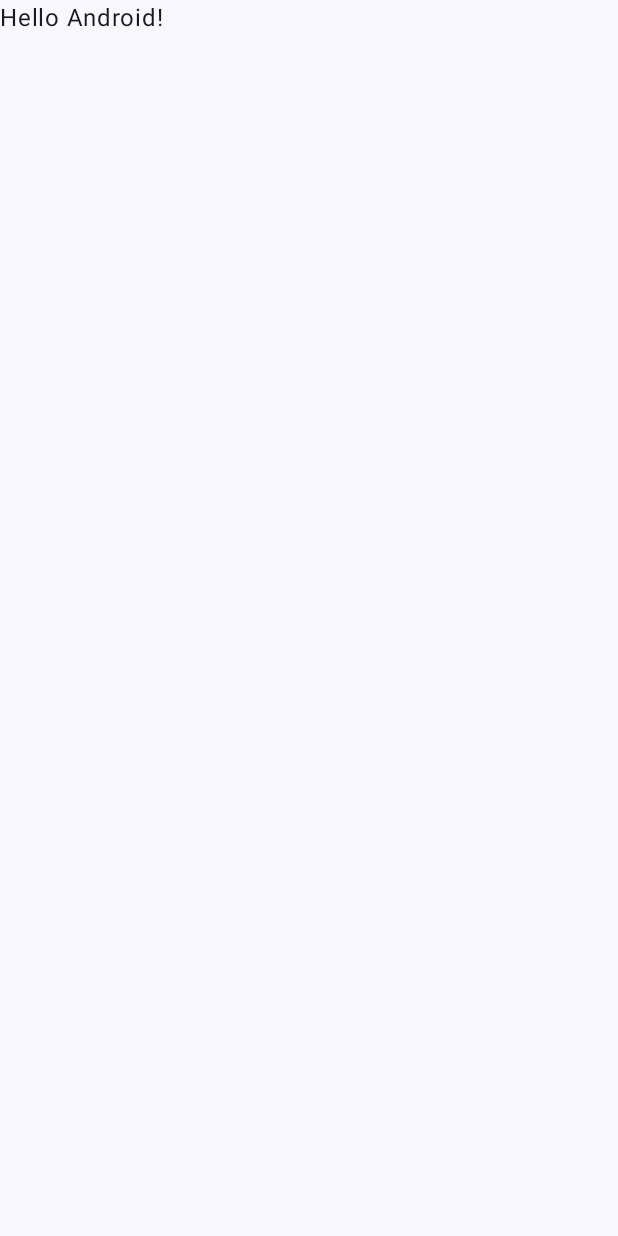
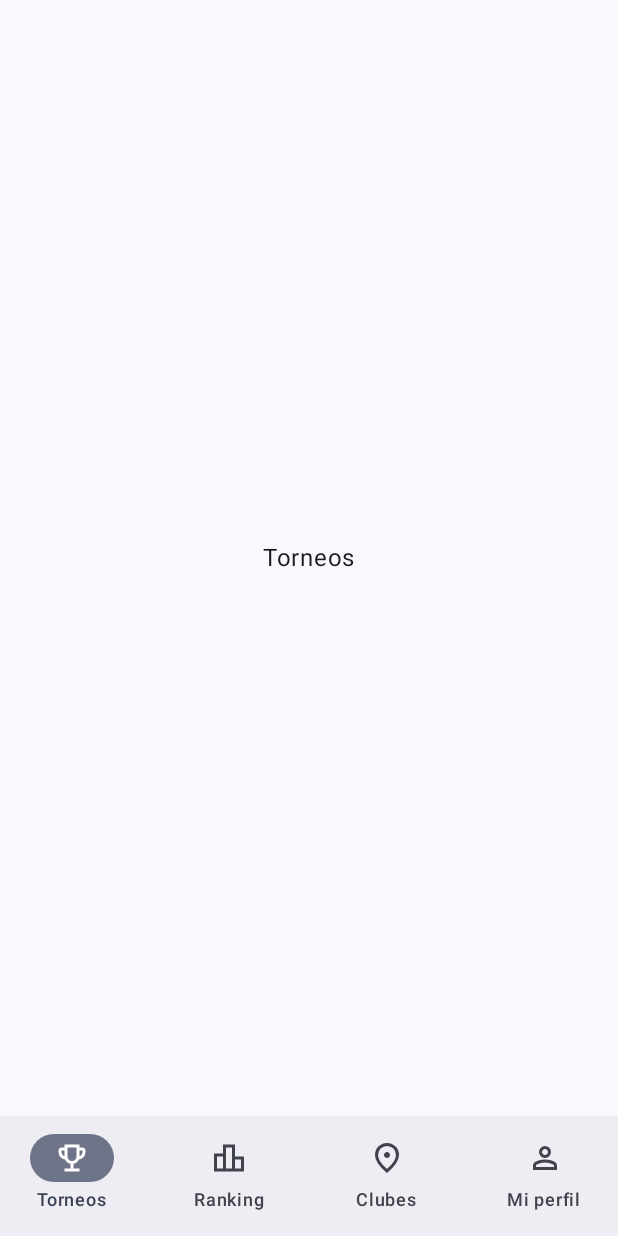
Before and after one commit to JoseRivero17/tmt-app, an Android app built with Jetpack Compose: the screen it shows after launch (MainActivity), on a phone screen of 412 x 824 dp. Before the commit the screen is almost empty. Run offline under Robolectric (Android 15) with nearby library versions, the phone set to English and light mode, and no system bars.

Commit message:
feat: navegación principal con barra inferior y pantallas base

```diff
--- a/app/src/main/java/com/uade/tmt/MainActivity.kt
+++ b/app/src/main/java/com/uade/tmt/MainActivity.kt
@@ -4,13 +4,7 @@ import android.os.Bundle
 import androidx.activity.ComponentActivity
 import androidx.activity.compose.setContent
 import androidx.activity.enableEdgeToEdge
-import androidx.compose.foundation.layout.fillMaxSize
-import androidx.compose.foundation.layout.padding
-import androidx.compose.material3.Scaffold
-import androidx.compose.material3.Text
-import androidx.compose.runtime.Composable
-import androidx.compose.ui.Modifier
-import androidx.compose.ui.tooling.preview.Preview
+import com.uade.tmt.presentation.TmtApp
 import com.uade.tmt.presentation.theme.TMTTheme
 
 class MainActivity : ComponentActivity() {
@@ -19,29 +13,8 @@ class MainActivity : ComponentActivity() {
         enableEdgeToEdge()
         setContent {
             TMTTheme {
-                Scaffold(modifier = Modifier.fillMaxSize()) { innerPadding ->
-                    Greeting(
-                        name = "Android",
-                        modifier = Modifier.padding(innerPadding)
-                    )
-                }
+                TmtApp()
             }
         }
     }
 }
-
-@Composable
-fun Greeting(name: String, modifier: Modifier = Modifier) {
-    Text(
-        text = "Hello $name!",
-        modifier = modifier
-    )
-}
-
-@Preview(showBackground = true)
-@Composable
-fun GreetingPreview() {
-    TMTTheme {
-        Greeting("Android")
-    }
-}
--- /dev/null
+++ b/app/src/main/java/com/uade/tmt/presentation/TmtApp.kt
@@ -0,0 +1,74 @@
+package com.uade.tmt.presentation
+
+import androidx.compose.foundation.layout.fillMaxSize
+import androidx.compose.foundation.layout.padding
+import androidx.compose.material3.Icon
+import androidx.compose.material3.NavigationBar
+import androidx.compose.material3.NavigationBarItem
+import androidx.compose.material3.Scaffold
+import androidx.compose.material3.Text
+import androidx.compose.runtime.Composable
+import androidx.compose.runtime.getValue
+import androidx.compose.ui.Modifier
+import androidx.compose.ui.res.painterResource
+import androidx.compose.ui.res.stringResource
+import androidx.navigation.NavDestination.Companion.hasRoute
+import androidx.navigation.NavDestination.Companion.hierarchy
+import androidx.navigation.NavGraph.Companion.findStartDestination
+import androidx.navigation.NavHostController
+import androidx.navigation.compose.currentBackStackEntryAsState
+import androidx.navigation.compose.rememberNavController
+import com.uade.tmt.presentation.navigation.TmtNavHost
+import com.uade.tmt.presentation.navigation.TopLevelDestination
+
+/** Composable raíz: barra de navegación inferior (RNF08) + grafo de navegación. */
+@Composable
+fun TmtApp(
+    modifier: Modifier = Modifier,
+    navController: NavHostController = rememberNavController(),
+) {
+    val backStackEntry by navController.currentBackStackEntryAsState()
+    val currentDestination = backStackEntry?.destination
+
+    Scaffold(
+        modifier = modifier.fillMaxSize(),
+        bottomBar = {
+            NavigationBar {
+                TopLevelDestination.entries.forEach { destination ->
+                    val selected = currentDestination?.hierarchy?.any {
+                        it.hasRoute(destination.route::class)
+                    } == true
+
+                    NavigationBarItem(
+                        selected = selected,
+                        onClick = {
+                            navController.navigate(destination.route) {
+                                // Deja solo el inicio en la pila y guarda el estado de la pestaña que se abandona.
+                                popUpTo(navController.graph.findStartDestination().id) {
+                                    saveState = true
+                                }
+                                // Evita apilar otra copia si se vuelve a tocar la pestaña actual.
+                                launchSingleTop = true
+                                // Recupera el estado guardado de la pestaña destino.
+                                restoreState = true
+                            }
+                        },
+                        // El label ya lo anuncia TalkBack; el ícono es decorativo (RNF09).
+                        icon = {
+                            Icon(
+                                painter = painterResource(destination.iconRes),
+                                contentDescription = null,
+                            )
+                        },
+                        label = { Text(stringResource(destination.labelRes)) },
+                    )
+                }
+            }
+        },
+    ) { innerPadding ->
+        TmtNavHost(
+            navController = navController,
+            modifier = Modifier.padding(innerPadding),
+        )
+    }
+}
--- /dev/null
+++ b/app/src/main/java/com/uade/tmt/presentation/clubes/ClubesScreen.kt
@@ -0,0 +1,20 @@
+package com.uade.tmt.presentation.clubes
+
+import androidx.compose.foundation.layout.Box
+import androidx.compose.foundation.layout.fillMaxSize
+import androidx.compose.material3.Text
+import androidx.compose.runtime.Composable
+import androidx.compose.ui.Alignment
+import androidx.compose.ui.Modifier
+import androidx.compose.ui.res.stringResource
+import com.uade.tmt.R
+
+@Composable
+fun ClubesScreen(modifier: Modifier = Modifier) {
+    Box(
+        modifier = modifier.fillMaxSize(),
+        contentAlignment = Alignment.Center,
+    ) {
+        Text(text = stringResource(R.string.seccion_clubes))
+    }
+}
--- /dev/null
+++ b/app/src/main/java/com/uade/tmt/presentation/navigation/TmtNavHost.kt
@@ -0,0 +1,28 @@
+package com.uade.tmt.presentation.navigation
+
+import androidx.compose.runtime.Composable
+import androidx.compose.ui.Modifier
+import androidx.navigation.NavHostController
+import androidx.navigation.compose.NavHost
+import androidx.navigation.compose.composable
+import com.uade.tmt.presentation.clubes.ClubesScreen
+import com.uade.tmt.presentation.perfil.PerfilScreen
+import com.uade.tmt.presentation.ranking.RankingScreen
+import com.uade.tmt.presentation.torneos.TorneosScreen
+
+@Composable
+fun TmtNavHost(
+    navController: NavHostController,
+    modifier: Modifier = Modifier,
+) {
+    NavHost(
+        navController = navController,
+        startDestination = Torneos,
+        modifier = modifier,
+    ) {
+        composable<Torneos> { TorneosScreen() }
+        composable<Ranking> { RankingScreen() }
+        composable<Clubes> { ClubesScreen() }
+        composable<Perfil> { PerfilScreen() }
+    }
+}
--- /dev/null
+++ b/app/src/main/java/com/uade/tmt/presentation/navigation/TmtRoutes.kt
@@ -0,0 +1,16 @@
+package com.uade.tmt.presentation.navigation
+
+import kotlinx.serialization.Serializable
+
+/** Rutas type-safe de las secciones principales (barra inferior). */
+@Serializable
+data object Torneos
+
+@Serializable
+data object Ranking
+
+@Serializable
+data object Clubes
+
+@Serializable
+data object Perfil
--- /dev/null
+++ b/app/src/main/java/com/uade/tmt/presentation/navigation/TopLevelDestination.kt
@@ -0,0 +1,17 @@
+package com.uade.tmt.presentation.navigation
+
+import androidx.annotation.DrawableRes
+import androidx.annotation.StringRes
+import com.uade.tmt.R
+
+/** Secciones de primer nivel que se muestran en la barra de navegación inferior. */
+enum class TopLevelDestination(
+    val route: Any,
+    @param:StringRes val labelRes: Int,
+    @param:DrawableRes val iconRes: Int,
+) {
+    TORNEOS(Torneos, R.string.seccion_torneos, R.drawable.ic_torneos),
+    RANKING(Ranking, R.string.seccion_ranking, R.drawable.ic_ranking),
+    CLUBES(Clubes, R.string.seccion_clubes, R.drawable.ic_clubes),
+    PERFIL(Perfil, R.string.seccion_perfil, R.drawable.ic_perfil),
+}
--- /dev/null
+++ b/app/src/main/java/com/uade/tmt/presentation/perfil/PerfilScreen.kt
@@ -0,0 +1,20 @@
+package com.uade.tmt.presentation.perfil
+
+import androidx.compose.foundation.layout.Box
+import androidx.compose.foundation.layout.fillMaxSize
+import androidx.compose.material3.Text
+import androidx.compose.runtime.Composable
+import androidx.compose.ui.Alignment
+import androidx.compose.ui.Modifier
+import androidx.compose.ui.res.stringResource
+import com.uade.tmt.R
+
+@Composable
+fun PerfilScreen(modifier: Modifier = Modifier) {
+    Box(
+        modifier = modifier.fillMaxSize(),
+        contentAlignment = Alignment.Center,
+    ) {
+        Text(text = stringResource(R.string.seccion_perfil))
+    }
+}
--- /dev/null
+++ b/app/src/main/java/com/uade/tmt/presentation/ranking/RankingScreen.kt
@@ -0,0 +1,20 @@
+package com.uade.tmt.presentation.ranking
+
+import androidx.compose.foundation.layout.Box
+import androidx.compose.foundation.layout.fillMaxSize
+import androidx.compose.material3.Text
+import androidx.compose.runtime.Composable
+import androidx.compose.ui.Alignment
+import androidx.compose.ui.Modifier
+import androidx.compose.ui.res.stringResource
+import com.uade.tmt.R
+
+@Composable
+fun RankingScreen(modifier: Modifier = Modifier) {
+    Box(
+        modifier = modifier.fillMaxSize(),
+        contentAlignment = Alignment.Center,
+    ) {
+        Text(text = stringResource(R.string.seccion_ranking))
+    }
+}
--- /dev/null
+++ b/app/src/main/java/com/uade/tmt/presentation/torneos/TorneosScreen.kt
@@ -0,0 +1,20 @@
+package com.uade.tmt.presentation.torneos
+
+import androidx.compose.foundation.layout.Box
+import androidx.compose.foundation.layout.fillMaxSize
+import androidx.compose.material3.Text
+import androidx.compose.runtime.Composable
+import androidx.compose.ui.Alignment
+import androidx.compose.ui.Modifier
+import androidx.compose.ui.res.stringResource
+import com.uade.tmt.R
+
+@Composable
+fun TorneosScreen(modifier: Modifier = Modifier) {
+    Box(
+        modifier = modifier.fillMaxSize(),
+        contentAlignment = Alignment.Center,
+    ) {
+        Text(text = stringResource(R.string.seccion_torneos))
+    }
+}
--- /dev/null
+++ b/app/src/main/res/drawable/ic_clubes.xml
@@ -0,0 +1,11 @@
+<?xml version="1.0" encoding="utf-8"?>
+<!-- Material Symbols Outlined: location_on -->
+<vector xmlns:android="http://schemas.android.com/apk/res/android"
+    android:width="24dp"
+    android:height="24dp"
+    android:viewportWidth="960"
+    android:viewportHeight="960">
+    <path
+        android:fillColor="#FF000000"
+        android:pathData="M480,480Q513,480 536.5,456.5Q560,433 560,400Q560,367 536.5,343.5Q513,320 480,320Q447,320 423.5,343.5Q400,367 400,400Q400,433 423.5,456.5Q447,480 480,480ZM480,774Q602,662 661,570.5Q720,479 720,408Q720,299 650.5,229.5Q581,160 480,160Q379,160 309.5,229.5Q240,299 240,408Q240,479 299,570.5Q358,662 480,774ZM480,880Q319,743 239.5,625.5Q160,508 160,408Q160,258 256.5,169Q353,80 480,80Q607,80 703.5,169Q800,258 800,408Q800,508 720.5,625.5Q641,743 480,880Z" />
+</vector>
--- /dev/null
+++ b/app/src/main/res/drawable/ic_perfil.xml
@@ -0,0 +1,11 @@
+<?xml version="1.0" encoding="utf-8"?>
+<!-- Material Symbols Outlined: person -->
+<vector xmlns:android="http://schemas.android.com/apk/res/android"
+    android:width="24dp"
+    android:height="24dp"
+    android:viewportWidth="960"
+    android:viewportHeight="960">
+    <path
+        android:fillColor="#FF000000"
+        android:pathData="M480,480Q414,480 367,433Q320,386 320,320Q320,254 367,207Q414,160 480,160Q546,160 593,207Q640,254 640,320Q640,386 593,433Q546,480 480,480ZM160,800L160,688Q160,654 177.5,625.5Q195,597 224,582Q286,551 350,535.5Q414,520 480,520Q546,520 610,535.5Q674,551 736,582Q765,597 782.5,625.5Q800,654 800,688L800,800L160,800ZM240,720L720,720L720,688Q720,677 714.5,668Q709,659 700,654Q646,627 591,613.5Q536,600 480,600Q424,600 369,613.5Q314,627 260,654Q251,659 245.5,668Q240,677 240,688L240,720ZM480,400Q513,400 536.5,376.5Q560,353 560,320Q560,287 536.5,263.5Q513,240 480,240Q447,240 423.5,263.5Q400,287 400,320Q400,353 423.5,376.5Q447,400 480,400Z" />
+</vector>
--- /dev/null
+++ b/app/src/main/res/drawable/ic_ranking.xml
@@ -0,0 +1,11 @@
+<?xml version="1.0" encoding="utf-8"?>
+<!-- Material Symbols Outlined: leaderboard -->
+<vector xmlns:android="http://schemas.android.com/apk/res/android"
+    android:width="24dp"
+    android:height="24dp"
+    android:viewportWidth="960"
+    android:viewportHeight="960">
+    <path
+        android:fillColor="#FF000000"
+        android:pathData="M160,760L320,760L320,440L160,440L160,760ZM400,760L560,760L560,200L400,200L400,760ZM640,760L800,760L800,520L640,520L640,760ZM80,840L80,360L320,360L320,120L640,120L640,440L880,440L880,840L80,840Z" />
+</vector>
--- /dev/null
+++ b/app/src/main/res/drawable/ic_torneos.xml
@@ -0,0 +1,11 @@
+<?xml version="1.0" encoding="utf-8"?>
+<!-- Material Symbols Outlined: emoji_events -->
+<vector xmlns:android="http://schemas.android.com/apk/res/android"
+    android:width="24dp"
+    android:height="24dp"
+    android:viewportWidth="960"
+    android:viewportHeight="960">
+    <path
+        android:fillColor="#FF000000"
+        android:pathData="M280,840L280,760L440,760L440,636Q391,625 352.5,594.5Q314,564 296,518Q221,509 170.5,452.5Q120,396 120,320L120,280Q120,247 143.5,223.5Q167,200 200,200L280,200L280,120L680,120L680,200L760,200Q793,200 816.5,223.5Q840,247 840,280L840,320Q840,396 789.5,452.5Q739,509 664,518Q646,564 607.5,594.5Q569,625 520,636L520,760L680,760L680,840L280,840ZM280,432L280,280L200,280L200,320Q200,358 222,388.5Q244,419 280,432ZM480,560Q530,560 565,525Q600,490 600,440L600,200L360,200L360,440Q360,490 395,525Q430,560 480,560ZM680,432Q716,419 738,388.5Q760,358 760,320L760,280L680,280L680,432Z" />
+</vector>
--- a/app/src/main/res/values/strings.xml
+++ b/app/src/main/res/values/strings.xml
@@ -1,3 +1,9 @@
 <resources>
     <string name="app_name">TMT</string>
+
+    <!-- Secciones principales (barra inferior) -->
+    <string name="seccion_torneos">Torneos</string>
+    <string name="seccion_ranking">Ranking</string>
+    <string name="seccion_clubes">Clubes</string>
+    <string name="seccion_perfil">Mi perfil</string>
 </resources>
```
Also changed, not shown: 1 other file.
